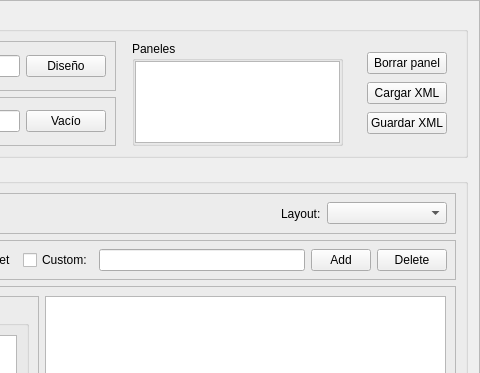
jbarceloperez/generadores, file src/gui/GeneratorPanel.ui: the form before one commit; both pictures show x 270 to 750 and y 0 to 373 of the 750 by 560 pixel window.
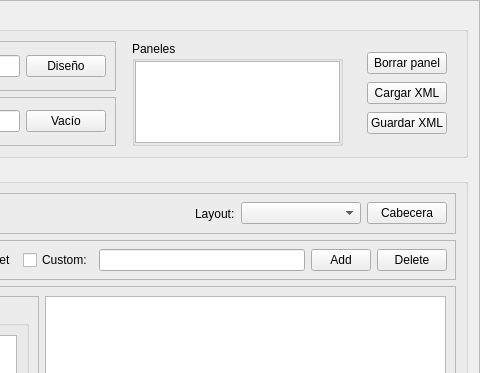
The form after the commit.

Patch:
```diff
--- a/src/gui/GeneratorPanel.ui
+++ b/src/gui/GeneratorPanel.ui
@@ -335,6 +335,13 @@
            </property>
           </widget>
          </item>
+         <item>
+          <widget class="QPushButton" name="pbCabecera">
+           <property name="text">
+            <string>Cabecera</string>
+           </property>
+          </widget>
+         </item>
         </layout>
        </widget>
       </item>
```
